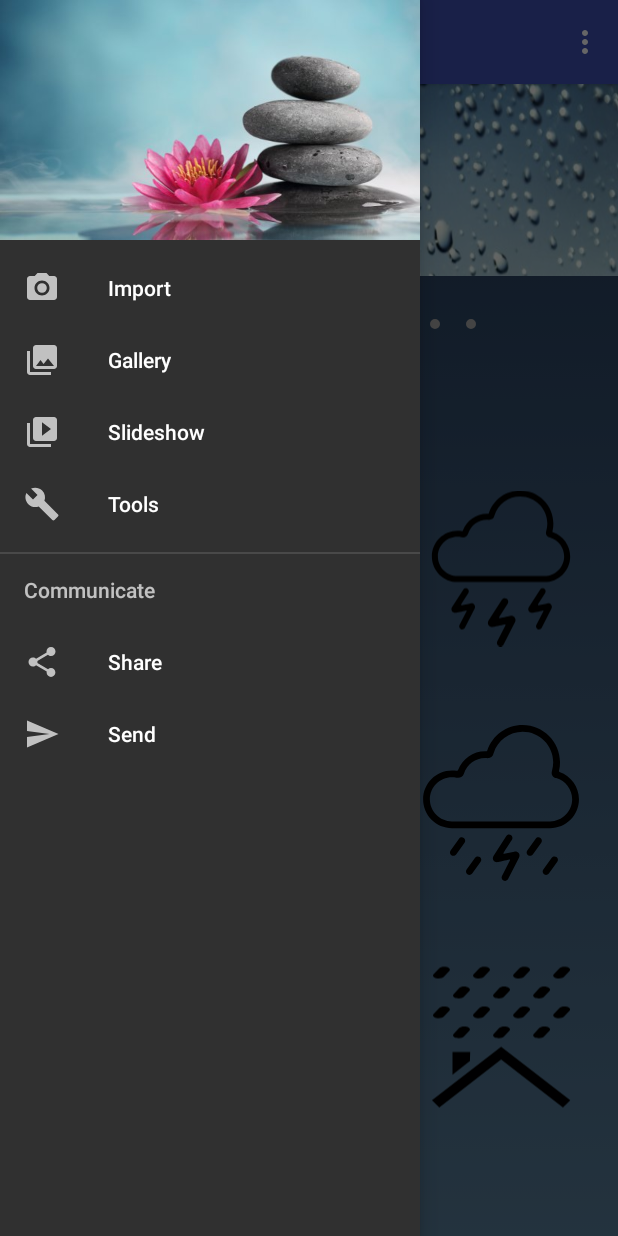
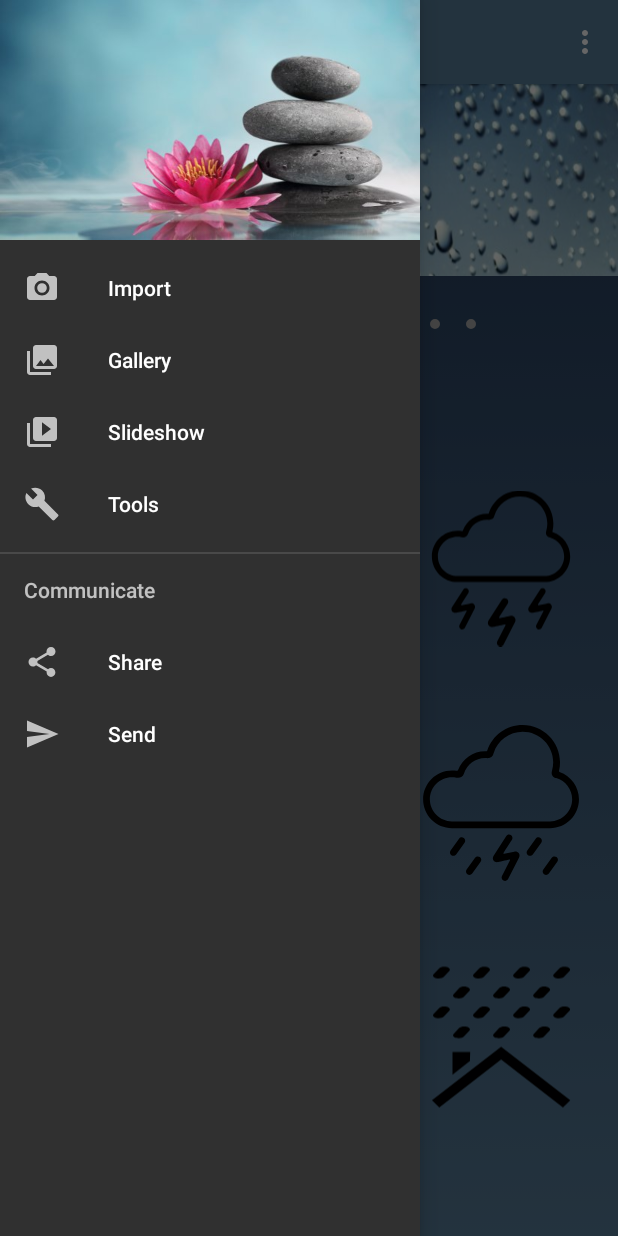
Before and after one commit to thaotonto/Zees, an Android app: the screen it shows after launch (MainActivity), with the side drawer open, on a phone screen of 412 x 824 dp. Run offline under Robolectric (Android 15) with nearby library versions, the phone set to English and light mode, and no system bars.

Commit message:
Added actionbar's background.

```diff
--- a/app/src/main/java/com/example/tonto/zees/MainActivity.java
+++ b/app/src/main/java/com/example/tonto/zees/MainActivity.java
@@ -3,6 +3,7 @@ package com.example.tonto.zees;
 import android.graphics.Color;
 import android.graphics.drawable.ColorDrawable;
 import android.os.Bundle;
+import android.support.design.widget.AppBarLayout;
 import android.support.design.widget.TabLayout;
 import android.support.v4.view.PagerAdapter;
 import android.support.v4.view.ViewPager;
@@ -31,7 +32,7 @@ public class MainActivity extends AppCompatActivity
     private TextView page;
     private TabLayout tabDots;
     private ImageView background;
-    private ActionBar actionBar;
+    private Toolbar toolbar;
 
     private int[] images = {
             R.drawable.top_rain,
@@ -60,16 +61,16 @@ public class MainActivity extends AppCompatActivity
     };
 
     private ColorDrawable[] actionBarColorCodes = {
-            new ColorDrawable(Color.parseColor("#ff6a594a")),
-            new ColorDrawable(Color.parseColor("#ff437b92")),
-            new ColorDrawable(Color.parseColor("#ff6680a8")),
-            new ColorDrawable(Color.parseColor("#ff0d1f37")),
-            new ColorDrawable(Color.parseColor("#ff194c23")),
-            new ColorDrawable(Color.parseColor("#ff573636")),
-            new ColorDrawable(Color.parseColor("#ff6a594a")),
-            new ColorDrawable(Color.parseColor("#ff3a3589")),
-            new ColorDrawable(Color.parseColor("#ff263238")),
-            new ColorDrawable(Color.parseColor("#ff7e7362"))
+            new ColorDrawable(Color.parseColor("#ff597f9c")),
+            new ColorDrawable(Color.parseColor("#ff749daf")),
+            new ColorDrawable(Color.parseColor("#ff899bbf")),
+            new ColorDrawable(Color.parseColor("#ff1d3856")),
+            new ColorDrawable(Color.parseColor("#ff357829")),
+            new ColorDrawable(Color.parseColor("#ffc7b098")),
+            new ColorDrawable(Color.parseColor("#ffdc8686")),
+            new ColorDrawable(Color.parseColor("#ff8e91d4")),
+            new ColorDrawable(Color.parseColor("#ff01579b")),
+            new ColorDrawable(Color.parseColor("#ffaca08e"))
     };
 
     private String[] title = {
@@ -95,7 +96,8 @@ public class MainActivity extends AppCompatActivity
         top = (ImageView) findViewById(R.id.top);
         background = (ImageView) findViewById(R.id.background);
 
-        actionBar = getSupportActionBar();
+        toolbar = (Toolbar) findViewById(R.id.toolbar);
+        setBackground(0);
 
 
         mPager = (ViewPager) findViewById(R.id.view_pager);
@@ -200,7 +202,7 @@ public class MainActivity extends AppCompatActivity
 
     public void setBackground(int position){
         background.setImageResource(backgrounds[position]);
-        if (actionBar != null)
-            actionBar.setBackgroundDrawable(actionBarColorCodes[position]);
+        if (toolbar != null)
+            toolbar.setBackground(actionBarColorCodes[position]);
     }
 }
```
